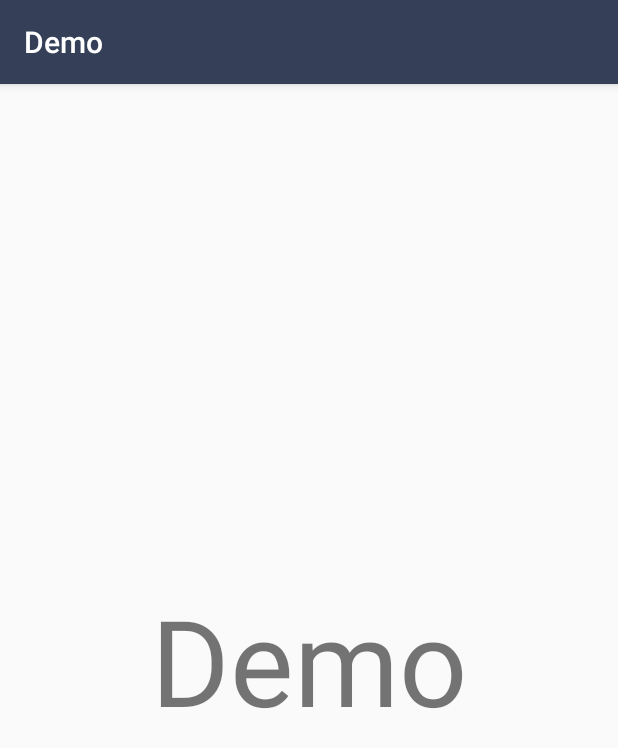
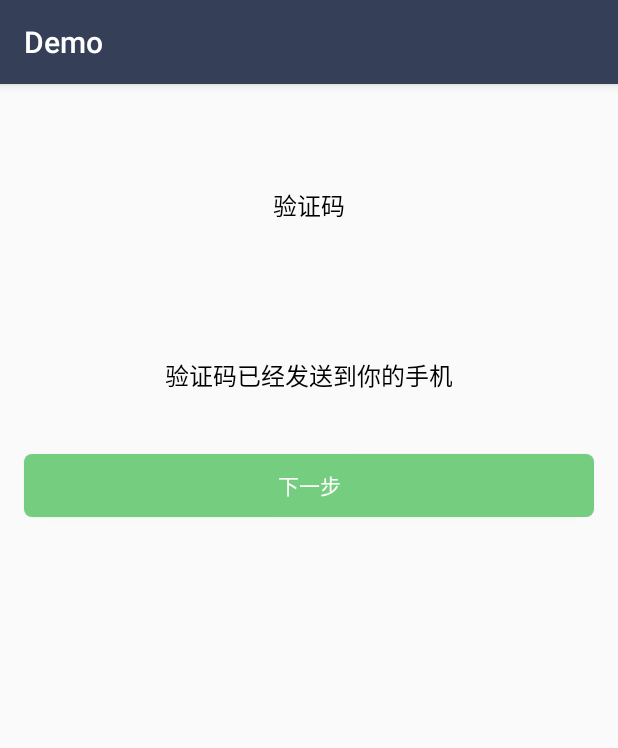
Before and after one commit to LABELNET/LinkDemo, an Android app: the fragment SafetyPhoneValidateFragment shown on its own in the app's theme, on a phone screen of 412 x 824 dp. Shown: the top 748 px of the screen. Run offline under Robolectric (Android 15) with nearby library versions, the phone set to English and light mode, and no system bars; our stand-ins replace data binding; 2 statements that could not run were skipped.

Commit message:
【EDIT】优化验证码输入框

```diff
--- a/demo/src/main/java/yuan/demo/fragment/SafetyPhoneValidateFragment.java
+++ b/demo/src/main/java/yuan/demo/fragment/SafetyPhoneValidateFragment.java
@@ -1,14 +1,18 @@
 package yuan.demo.fragment;
 
+import android.databinding.DataBindingUtil;
 import android.os.Bundle;
 import android.support.annotation.Nullable;
 import android.support.v4.app.Fragment;
 import android.view.LayoutInflater;
 import android.view.View;
 import android.view.ViewGroup;
+import android.widget.Toast;
 
 import yuan.demo.R;
+import yuan.demo.SafetyPhoneActivity;
 import yuan.demo.databinding.FragmentSafetyPhoneBindBinding;
+import yuan.demo.databinding.FragmentSafetyPhoneVaildateBinding;
 
 /**
  * Created by yuan on 16-7-27.
@@ -16,16 +20,37 @@ import yuan.demo.databinding.FragmentSafetyPhoneBindBinding;
  */
 public class SafetyPhoneValidateFragment extends Fragment{
 
+    FragmentSafetyPhoneVaildateBinding binding;
 
     @Nullable
     @Override
     public View onCreateView(LayoutInflater inflater, @Nullable ViewGroup container, @Nullable Bundle savedInstanceState) {
-        return inflater.inflate(R.layout.fragment_safety_phone_vaildate,container,false);
+        binding= DataBindingUtil.bind(inflater.inflate(R.layout.fragment_safety_phone_vaildate,container,false));
+        return binding.getRoot();
     }
 
     @Override
     public void onViewCreated(View view, @Nullable Bundle savedInstanceState) {
         super.onViewCreated(view, savedInstanceState);
+       final SafetyPhoneActivity safePhoneActivity= (SafetyPhoneActivity) getActivity();
+       binding.setPhone(safePhoneActivity.getPhoneNumber());
+       binding.btnSafetyNext.setOnClickListener(new View.OnClickListener() {
+           @Override
+           public void onClick(View view) {
+               //TODO 判断验证码，并进行下一步
+               if(isValidateTrue()){
+                   safePhoneActivity.switchContent(SafetyPhoneValidateFragment.this,SafetyPhoneBindFragment.getInstance());
+               }else{
+                   Toast.makeText(getActivity(),"验证码不正确",Toast.LENGTH_SHORT).show();
+               }
+           }
+       });
+    }
+
+
+    private boolean isValidateTrue(){
+        //TODO 进行验证码判断
+        return true;
     }
 
     public static Fragment getInstance(){
--- a/demo/src/main/res/layout/fragment_safety_phone_update.xml
+++ b/demo/src/main/res/layout/fragment_safety_phone_update.xml
@@ -43,7 +43,8 @@
             android:textColor="@android:color/black"
             android:background="@color/white"
             android:textColorHint="@color/search_contact_color"
-            android:padding="5dp"/>
+            android:padding="5dp"
+            android:inputType="phone" />
     </LinearLayout>
 
     <TextView
--- a/demo/src/main/res/layout/fragment_safety_phone_vaildate.xml
+++ b/demo/src/main/res/layout/fragment_safety_phone_vaildate.xml
@@ -1,14 +1,58 @@
 <?xml version="1.0" encoding="utf-8"?>
-<LinearLayout xmlns:android="http://schemas.android.com/apk/res/android"
-    android:orientation="vertical"
-    android:layout_width="match_parent"
-    android:layout_height="match_parent">
+<layout xmlns:android="http://schemas.android.com/apk/res/android">
 
-    <TextView
+    <data>
+        <variable
+            name="phone"
+            type="String"/>
+    </data>
+
+    <LinearLayout
+        android:orientation="vertical"
         android:layout_width="match_parent"
         android:layout_height="match_parent"
-        android:gravity="center"
-        android:text="@string/app_name"
-        android:textSize="@dimen/height_item_three_row"/>
+        android:gravity="center_horizontal">
 
-</LinearLayout>
+        <EditText
+            android:id="@+id/safety_validate_num"
+            android:layout_width="wrap_content"
+            android:layout_height="@dimen/height_item_single_row"
+            android:hint="@string/safety_phone_validate_name"
+            android:textColorHint="@android:color/black"
+            android:layout_marginTop="@dimen/height_item_double_row"
+            android:textColor="@android:color/black"
+            android:maxLength="4"
+            android:lines="1"
+            android:textSize="@dimen/activity_horizontal_margin"
+            android:background="@android:color/transparent"
+            android:inputType="number"/>
+
+        <TextView
+            android:layout_width="wrap_content"
+            android:layout_height="wrap_content"
+            android:textColor="@android:color/black"
+            android:text="@string/safety_phone_update_send_msg"
+            android:textSize="16sp"
+            android:layout_marginTop="@dimen/height_item_three_row"/>
+
+        <TextView
+            android:layout_width="wrap_content"
+            android:layout_height="wrap_content"
+            android:textColor="@color/avatar_color_6"
+            android:layout_marginTop="5dp"
+            android:text='@{phone}'/>
+
+        <Button
+            android:id="@+id/btn_safety_next"
+            android:layout_width="match_parent"
+            android:layout_height="@dimen/height_item_single_row"
+            android:text="@string/safety_phone_update_next"
+            android:textColor="@color/white"
+            android:background="@drawable/back_selector_green"
+            android:layout_margin="@dimen/activity_horizontal_margin"/>
+
+
+
+
+    </LinearLayout>
+</layout>
--- a/demo/src/main/res/values/strings.xml
+++ b/demo/src/main/res/values/strings.xml
@@ -60,6 +60,7 @@
     <string name="safety_phone_new_unbind">未绑定手机</string>
     <string name="safety_phone_update_next">下一步</string>
     <string name="safety_phone_name_hint">电话号码</string>
+    <string name="safety_phone_validate_name">验证码</string>
 
 
 </resources>
```
